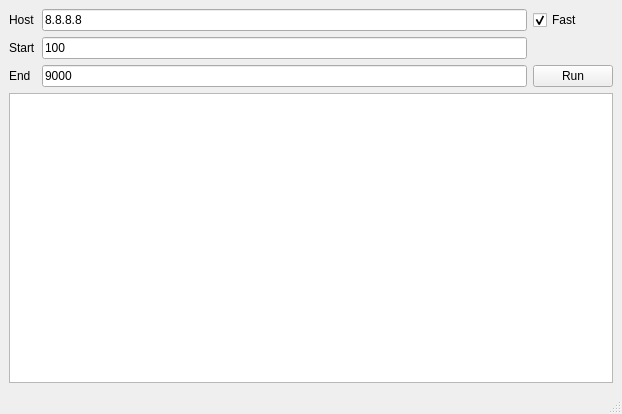
The window that ui/main.ui (jesseklm/mtu-discovery) describes before a commit, drawn with Qt 5.
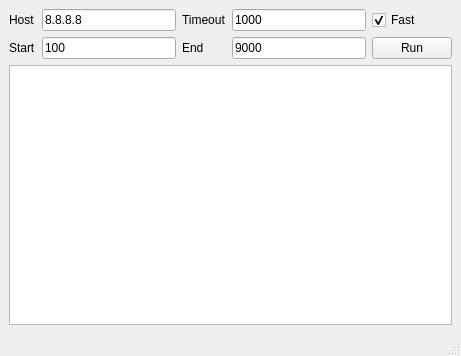
The same window after the commit.

Patch:
```diff
--- a/ui/main.ui
+++ b/ui/main.ui
@@ -6,8 +6,8 @@
    <rect>
     <x>0</x>
     <y>0</y>
-    <width>622</width>
-    <height>414</height>
+    <width>461</width>
+    <height>356</height>
    </rect>
   </property>
   <property name="windowTitle">
@@ -15,10 +15,24 @@
   </property>
   <widget class="QWidget" name="centralwidget">
    <layout class="QGridLayout" name="gridLayout">
-    <item row="1" column="0">
-     <widget class="QLabel" name="label">
+    <item row="0" column="2">
+     <widget class="QLabel" name="label_4">
       <property name="text">
-       <string>Start</string>
+       <string>Timeout</string>
+      </property>
+     </widget>
+    </item>
+    <item row="0" column="3">
+     <widget class="QLineEdit" name="lineEdit_timeout">
+      <property name="text">
+       <string>1000</string>
+      </property>
+     </widget>
+    </item>
+    <item row="1" column="2">
+     <widget class="QLabel" name="label_3">
+      <property name="text">
+       <string>End</string>
       </property>
      </widget>
     </item>
@@ -36,10 +50,17 @@
       </property>
      </widget>
     </item>
-    <item row="2" column="0">
-     <widget class="QLabel" name="label_3">
+    <item row="1" column="0">
+     <widget class="QLabel" name="label">
       <property name="text">
-       <string>End</string>
+       <string>Start</string>
+      </property>
+     </widget>
+    </item>
+    <item row="1" column="3">
+     <widget class="QLineEdit" name="lineEdit_end">
+      <property name="text">
+       <string>9000</string>
       </property>
      </widget>
     </item>
@@ -50,24 +71,7 @@
       </property>
      </widget>
     </item>
-    <item row="2" column="1">
-     <widget class="QLineEdit" name="lineEdit_end">
-      <property name="text">
-       <string>9000</string>
-      </property>
-     </widget>
-    </item>
-    <item row="5" column="0" colspan="3">
-     <widget class="QTableWidget" name="tableWidget"/>
-    </item>
-    <item row="2" column="2">
-     <widget class="QPushButton" name="pushButton_run">
-      <property name="text">
-       <string>Run</string>
-      </property>
-     </widget>
-    </item>
-    <item row="0" column="2">
+    <item row="0" column="4">
      <widget class="QCheckBox" name="checkBox_fast">
       <property name="text">
        <string>Fast</string>
@@ -77,6 +81,16 @@
       </property>
      </widget>
     </item>
+    <item row="1" column="4">
+     <widget class="QPushButton" name="pushButton_run">
+      <property name="text">
+       <string>Run</string>
+      </property>
+     </widget>
+    </item>
+    <item row="5" column="0" colspan="5">
+     <widget class="QTableWidget" name="tableWidget"/>
+    </item>
    </layout>
   </widget>
   <widget class="QStatusBar" name="statusbar"/>
```
Left out of the diff: 2 changed lines with no effect on the pictures.
